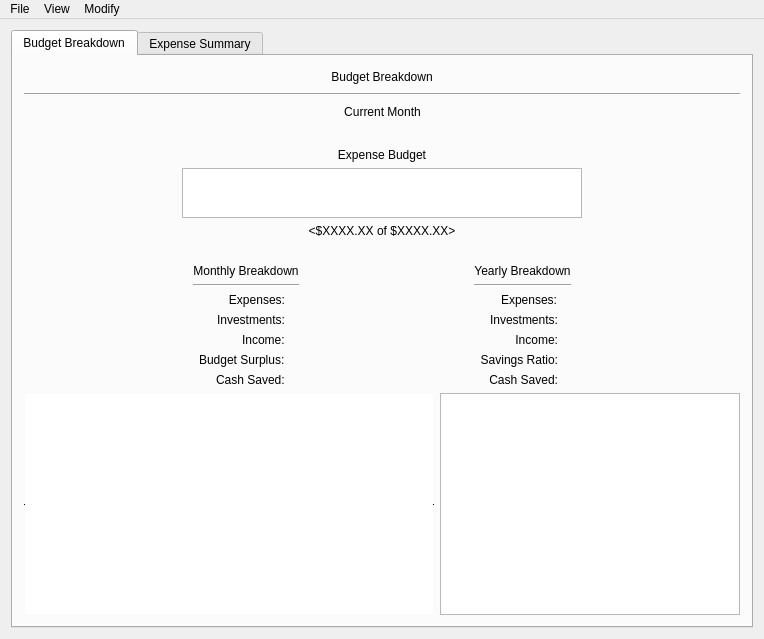
This is CashFlowManager/mainwindow.ui in epw7856/CashFlowManager as Qt 5 draws it before an edit. The edited form follows.
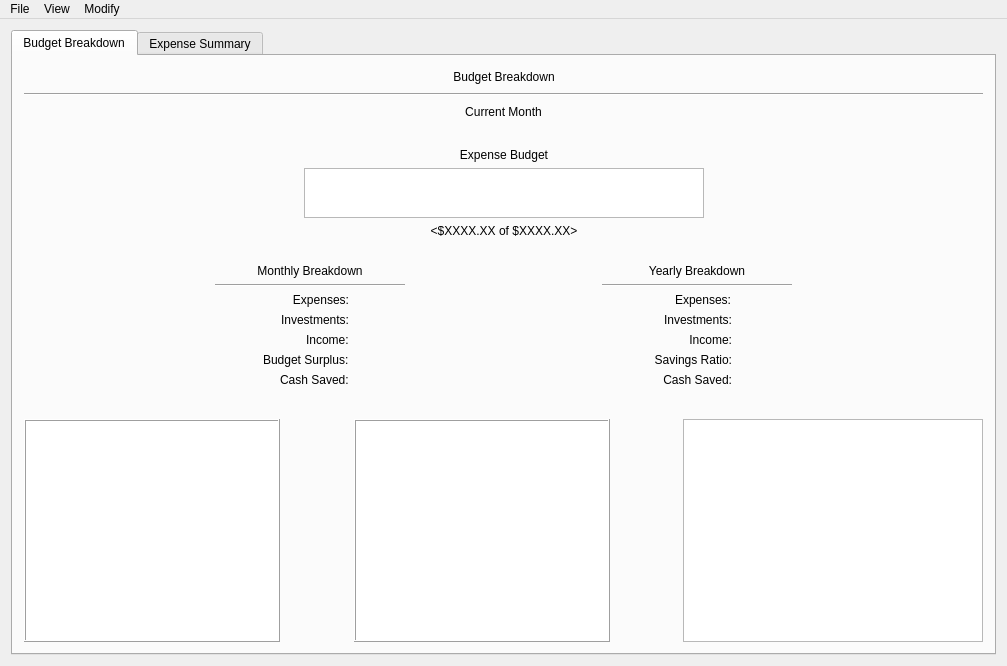
This is the edited form. Custom widgets are drawn as their Qt base class.

Commit message: Updated system config json file, implemented investment table model, and added investment table view to the main window.

```diff
--- a/CashFlowManager/mainwindow.ui
+++ b/CashFlowManager/mainwindow.ui
@@ -6,8 +6,8 @@
    <rect>
     <x>0</x>
     <y>0</y>
-    <width>749</width>
-    <height>639</height>
+    <width>1007</width>
+    <height>666</height>
    </rect>
   </property>
   <property name="windowTitle">
@@ -346,6 +346,19 @@
                   </property>
                  </widget>
                 </item>
+                <item row="6" column="0">
+                 <spacer name="horizontalSpacer_10">
+                  <property name="orientation">
+                   <enum>Qt::Horizontal</enum>
+                  </property>
+                  <property name="sizeHint" stdset="0">
+                   <size>
+                    <width>40</width>
+                    <height>20</height>
+                   </size>
+                  </property>
+                 </spacer>
+                </item>
                </layout>
               </item>
              </layout>
@@ -472,6 +485,19 @@
                   </property>
                  </widget>
                 </item>
+                <item row="5" column="0">
+                 <spacer name="horizontalSpacer_11">
+                  <property name="orientation">
+                   <enum>Qt::Horizontal</enum>
+                  </property>
+                  <property name="sizeHint" stdset="0">
+                   <size>
+                    <width>40</width>
+                    <height>20</height>
+                   </size>
+                  </property>
+                 </spacer>
+                </item>
                </layout>
               </item>
              </layout>
@@ -496,26 +522,13 @@
         <item>
          <layout class="QHBoxLayout" name="layoutTables">
           <item>
-           <spacer name="horizontalSpacer_13">
-            <property name="orientation">
-             <enum>Qt::Horizontal</enum>
-            </property>
-            <property name="sizeHint" stdset="0">
-             <size>
-              <width>40</width>
-              <height>20</height>
-             </size>
-            </property>
-           </spacer>
-          </item>
-          <item>
-           <layout class="QVBoxLayout" name="verticalLayout_8">
+           <layout class="QVBoxLayout" name="verticalLayout_10">
             <item>
              <widget class="QTableView" name="tableViewMonthlyExpenses">
               <property name="minimumSize">
                <size>
-                <width>410</width>
-                <height>100</height>
+                <width>0</width>
+                <height>0</height>
                </size>
               </property>
               <property name="font">
@@ -524,14 +537,17 @@
                </font>
               </property>
               <property name="frameShape">
-               <enum>QFrame::HLine</enum>
+               <enum>QFrame::Box</enum>
               </property>
               <property name="frameShadow">
-               <enum>QFrame::Plain</enum>
+               <enum>QFrame::Raised</enum>
               </property>
               <property name="lineWidth">
                <number>1</number>
               </property>
+              <property name="verticalScrollBarPolicy">
+               <enum>Qt::ScrollBarAsNeeded</enum>
+              </property>
               <property name="sizeAdjustPolicy">
                <enum>QAbstractScrollArea::AdjustIgnored</enum>
               </property>
@@ -571,20 +587,50 @@
            </spacer>
           </item>
           <item>
-           <widget class="QChartView" name="graphicsViewBreakdownPieChart">
-            <property name="minimumSize">
-             <size>
-              <width>300</width>
-              <height>200</height>
-             </size>
-            </property>
-            <property name="maximumSize">
-             <size>
-              <width>16777215</width>
-              <height>16777215</height>
-             </size>
-            </property>
-           </widget>
+           <layout class="QVBoxLayout" name="verticalLayout_8">
+            <item>
+             <widget class="QTableView" name="tableViewMonthlyInvestments">
+              <property name="sizePolicy">
+               <sizepolicy hsizetype="Expanding" vsizetype="Expanding">
+                <horstretch>0</horstretch>
+                <verstretch>0</verstretch>
+               </sizepolicy>
+              </property>
+              <property name="minimumSize">
+               <size>
+                <width>0</width>
+                <height>0</height>
+               </size>
+              </property>
+              <property name="font">
+               <font>
+                <pointsize>8</pointsize>
+               </font>
+              </property>
+              <property name="frameShape">
+               <enum>QFrame::Box</enum>
+              </property>
+              <property name="frameShadow">
+               <enum>QFrame::Raised</enum>
+              </property>
+              <property name="cornerButtonEnabled">
+               <bool>false</bool>
+              </property>
+              <attribute name="horizontalHeaderMinimumSectionSize">
+               <number>20</number>
+              </attribute>
+              <attribute name="horizontalHeaderHighlightSections">
+               <bool>false</bool>
+              </attribute>
+              <attribute name="verticalHeaderMinimumSectionSize">
+               <number>15</number>
+              </attribute>
+              <attribute name="verticalHeaderDefaultSectionSize">
+               <number>25</number>
+              </attribute>
+             </widget>
+            </item>
+           </layout>
           </item>
           <item>
            <spacer name="horizontalSpacer_12">
@@ -599,6 +645,26 @@
             </property>
            </spacer>
           </item>
+          <item>
+           <layout class="QVBoxLayout" name="verticalLayout_11">
+            <item>
+             <widget class="QChartView" name="graphicsViewBreakdownPieChart">
+              <property name="minimumSize">
+               <size>
+                <width>300</width>
+                <height>200</height>
+               </size>
+              </property>
+              <property name="maximumSize">
+               <size>
+                <width>16777215</width>
+                <height>16777215</height>
+               </size>
+              </property>
+             </widget>
+            </item>
+           </layout>
+          </item>
          </layout>
         </item>
        </layout>
@@ -622,7 +688,7 @@
     <rect>
      <x>0</x>
      <y>0</y>
-     <width>749</width>
+     <width>1007</width>
      <height>21</height>
     </rect>
    </property>
```
Left out of the diff: 4 changed lines with no effect on the pictures. The commit also changes 10 other files.
